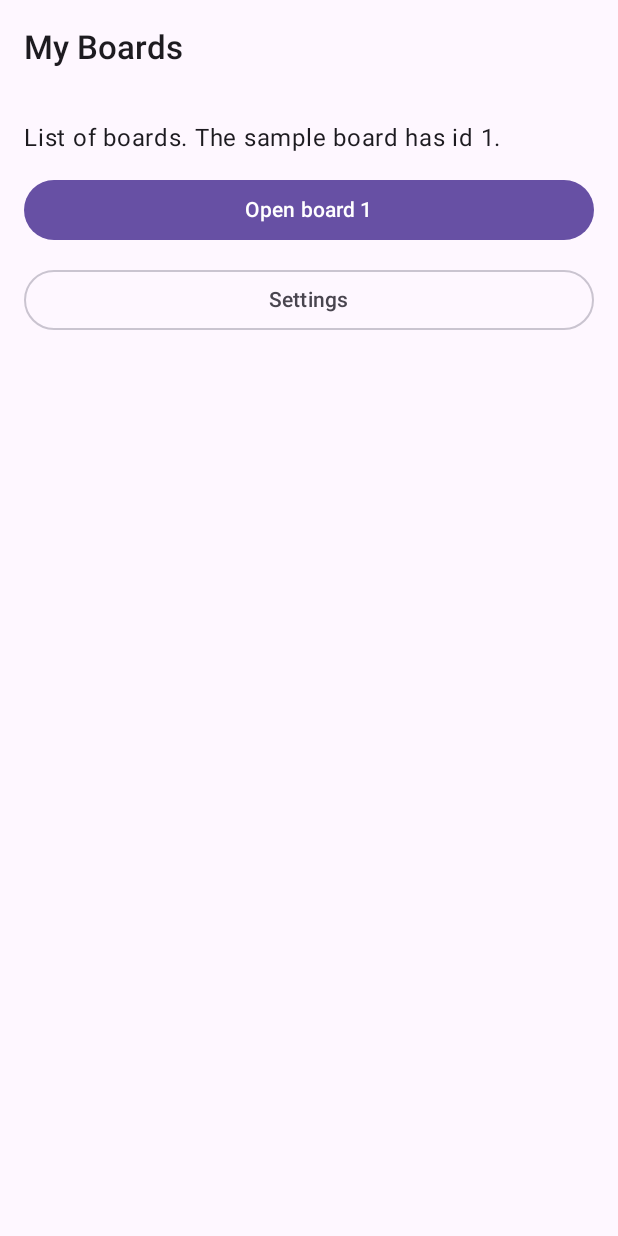
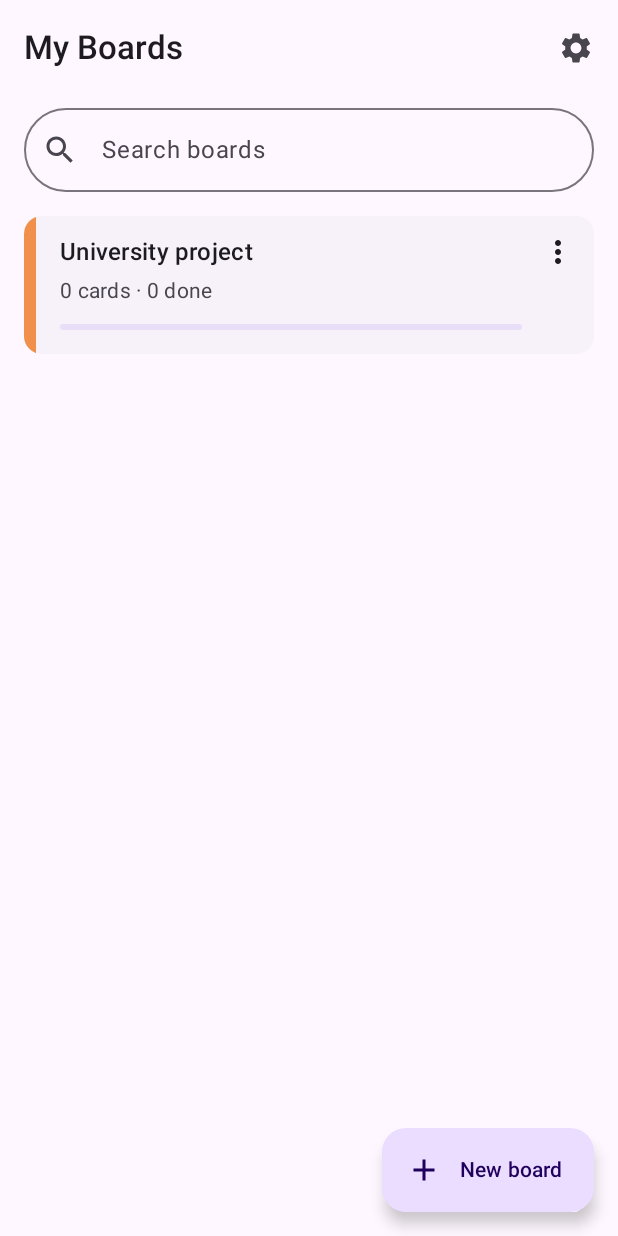
Before and after one commit to vdbora/ManagerProjectApp, an Android app built with Jetpack Compose: the BoardsScreen screen opened through its navigation route, on a phone screen of 412 x 824 dp. Run offline under Robolectric (Android 15) with nearby library versions, the phone set to English and light mode, and no system bars; our stand-ins replace Room's generated code; missing, so only their content is drawn: CompositionLocalProvider; 1 statement that could not run was skipped.

Commit message:
Boards screen: create, rename, delete, search boards

```diff
--- /dev/null
+++ b/app/src/main/java/com/example/managerproject/ui/AppViewModelProvider.kt
@@ -0,0 +1,26 @@
+package com.example.managerproject.ui
+
+import androidx.lifecycle.ViewModelProvider.AndroidViewModelFactory.Companion.APPLICATION_KEY
+import androidx.lifecycle.viewmodel.CreationExtras
+import androidx.lifecycle.viewmodel.initializer
+import androidx.lifecycle.viewmodel.viewModelFactory
+import com.example.managerproject.ManagerApplication
+import com.example.managerproject.ui.boards.BoardsViewModel
+
+/**
+ * Factory that creates every ViewModel of the app with its dependencies
+ * (taken from the AppContainer in ManagerApplication).
+ *
+ * Usage in a screen: viewModel(factory = AppViewModelProvider.Factory)
+ */
+object AppViewModelProvider {
+    val Factory = viewModelFactory {
+        initializer {
+            BoardsViewModel(managerApplication().container.taskRepository)
+        }
+    }
+}
+
+/** Gets the ManagerApplication from the ViewModel creation extras. */
+fun CreationExtras.managerApplication(): ManagerApplication =
+    this[APPLICATION_KEY] as ManagerApplication
--- /dev/null
+++ b/app/src/main/java/com/example/managerproject/ui/boards/BoardsScreen.kt
@@ -0,0 +1,288 @@
+package com.example.managerproject.ui.boards
+
+import androidx.compose.foundation.background
+import androidx.compose.foundation.layout.Arrangement
+import androidx.compose.foundation.layout.Box
+import androidx.compose.foundation.layout.Column
+import androidx.compose.foundation.layout.IntrinsicSize
+import androidx.compose.foundation.layout.PaddingValues
+import androidx.compose.foundation.layout.Row
+import androidx.compose.foundation.layout.Spacer
+import androidx.compose.foundation.layout.fillMaxHeight
+import androidx.compose.foundation.layout.fillMaxSize
+import androidx.compose.foundation.layout.fillMaxWidth
+import androidx.compose.foundation.layout.height
+import androidx.compose.foundation.layout.padding
+import androidx.compose.foundation.layout.size
+import androidx.compose.foundation.layout.width
+import androidx.compose.foundation.lazy.grid.GridCells
+import androidx.compose.foundation.lazy.grid.LazyVerticalGrid
+import androidx.compose.foundation.lazy.grid.items
+import androidx.compose.material.icons.Icons
+import androidx.compose.material.icons.filled.Add
+import androidx.compose.material.icons.filled.Clear
+import androidx.compose.material.icons.filled.Delete
+import androidx.compose.material.icons.filled.Edit
+import androidx.compose.material.icons.filled.MoreVert
+import androidx.compose.material.icons.filled.Search
+import androidx.compose.material.icons.filled.Settings
+import androidx.compose.material.icons.outlined.Dashboard
+import androidx.compose.material3.DropdownMenu
+import androidx.compose.material3.DropdownMenuItem
+import androidx.compose.material3.ElevatedCard
+import androidx.compose.material3.ExperimentalMaterial3Api
+import androidx.compose.material3.ExtendedFloatingActionButton
+import androidx.compose.material3.Icon
+import androidx.compose.material3.IconButton
+import androidx.compose.material3.LinearProgressIndicator
+import androidx.compose.material3.MaterialTheme
+import androidx.compose.material3.OutlinedTextField
+import androidx.compose.material3.Scaffold
+import androidx.compose.material3.Text
+import androidx.compose.material3.TopAppBar
+import androidx.compose.material3.TopAppBarDefaults
+import androidx.compose.runtime.Composable
+import androidx.compose.runtime.getValue
+import androidx.compose.runtime.mutableStateOf
+import androidx.compose.runtime.remember
+import androidx.compose.runtime.setValue
+import androidx.compose.ui.Alignment
+import androidx.compose.ui.Modifier
+import androidx.compose.ui.graphics.StrokeCap
+import androidx.compose.ui.input.nestedscroll.nestedScroll
+import androidx.compose.ui.platform.testTag
+import androidx.compose.ui.text.style.TextAlign
+import androidx.compose.ui.text.style.TextOverflow
+import androidx.compose.ui.unit.dp
+import androidx.lifecycle.compose.collectAsStateWithLifecycle
+import androidx.lifecycle.viewmodel.compose.viewModel
+import com.example.managerproject.data.local.entity.BoardSummary
+import com.example.managerproject.ui.AppViewModelProvider
+import com.example.managerproject.ui.components.BoardColors
+
+/**
+ * Home screen: the list of boards.
+ * This stateful version gets the ViewModel; the stateless [BoardsContent] below only
+ * draws the state it is given, which also makes it easy to preview and test.
+ */
+@Composable
+fun BoardsScreen(
+    onOpenBoard: (Long) -> Unit,
+    onOpenSettings: () -> Unit,
+    viewModel: BoardsViewModel = viewModel(factory = AppViewModelProvider.Factory),
+) {
+    // collectAsStateWithLifecycle stops collecting while the app is in the background
+    val uiState by viewModel.uiState.collectAsStateWithLifecycle()
+
+    BoardsContent(
+        uiState = uiState,
+        onQueryChange = viewModel::onQueryChange,
+        onOpenBoard = onOpenBoard,
+        onOpenSettings = onOpenSettings,
+        onNewBoard = viewModel::showCreateDialog,
+        onRename = viewModel::showRenameDialog,
+        onDelete = viewModel::showDeleteDialog,
+    )
+
+    // Dialogs are part of the UI state, so they survive rotation
+    when (val dialog = uiState.dialog) {
+        BoardDialog.None -> Unit
+        BoardDialog.Create -> BoardNameDialog(
+            title = "New board",
+            confirmLabel = "Create",
+            initialName = "",
+            showColorPicker = true,
+            onConfirm = viewModel::createBoard,
+            onDismiss = viewModel::dismissDialog,
+        )
+        is BoardDialog.Rename -> BoardNameDialog(
+            title = "Rename board",
+            confirmLabel = "Save",
+            initialName = dialog.board.title,
+            showColorPicker = false,
+            onConfirm = { name, _ -> viewModel.renameBoard(dialog.board, name) },
+            onDismiss = viewModel::dismissDialog,
+        )
+        is BoardDialog.Delete -> DeleteBoardDialog(
+            board = dialog.board,
+            onConfirm = { viewModel.deleteBoard(dialog.board) },
+            onDismiss = viewModel::dismissDialog,
+        )
+    }
+}
+
+@OptIn(ExperimentalMaterial3Api::class)
+@Composable
+fun BoardsContent(
+    uiState: BoardsUiState,
+    onQueryChange: (String) -> Unit,
+    onOpenBoard: (Long) -> Unit,
+    onOpenSettings: () -> Unit,
+    onNewBoard: () -> Unit,
+    onRename: (BoardSummary) -> Unit,
+    onDelete: (BoardSummary) -> Unit,
+) {
+    val scrollBehavior = TopAppBarDefaults.pinnedScrollBehavior()
+    Scaffold(
+        modifier = Modifier.nestedScroll(scrollBehavior.nestedScrollConnection),
+        topBar = {
+            TopAppBar(
+                title = { Text("My Boards") },
+                actions = {
+                    IconButton(onClick = onOpenSettings) {
+                        Icon(Icons.Filled.Settings, contentDescription = "Settings")
+                    }
+                },
+                scrollBehavior = scrollBehavior,
+            )
+        },
+        floatingActionButton = {
+            ExtendedFloatingActionButton(
+                onClick = onNewBoard,
+                icon = { Icon(Icons.Filled.Add, contentDescription = null) },
+                text = { Text("New board") },
+                modifier = Modifier.testTag("new_board_fab"),
+            )
+        },
+    ) { innerPadding ->
+        Column(Modifier.padding(innerPadding).fillMaxSize()) {
+            // Search: filters boards by title with a LIKE query in Room
+            OutlinedTextField(
+                value = uiState.query,
+                onValueChange = onQueryChange,
+                placeholder = { Text("Search boards") },
+                leadingIcon = { Icon(Icons.Filled.Search, contentDescription = null) },
+                trailingIcon = {
+                    if (uiState.query.isNotEmpty()) {
+                        IconButton(onClick = { onQueryChange("") }) {
+                            Icon(Icons.Filled.Clear, contentDescription = "Clear search")
+                        }
+                    }
+                },
+                singleLine = true,
+                shape = MaterialTheme.shapes.extraLarge,
+                modifier = Modifier
+                    .fillMaxWidth()
+                    .padding(horizontal = 16.dp, vertical = 8.dp),
+            )
+
+            when {
+                uiState.isLoading -> Unit
+                uiState.boards.isEmpty() -> EmptyBoards(isSearch = uiState.isSearchEmpty)
+                else -> LazyVerticalGrid(
+                    // One column on a phone in portrait, 2–3 columns when there is more width
+                    columns = GridCells.Adaptive(minSize = 300.dp),
+                    contentPadding = PaddingValues(start = 16.dp, end = 16.dp, top = 8.dp, bottom = 96.dp),
+                    horizontalArrangement = Arrangement.spacedBy(12.dp),
+                    verticalArrangement = Arrangement.spacedBy(12.dp),
+                    modifier = Modifier.fillMaxSize(),
+                ) {
+                    items(uiState.boards, key = { it.id }) { board ->
+                        BoardCard(
+                            board = board,
+                            onClick = { onOpenBoard(board.id) },
+                            onRename = { onRename(board) },
+                            onDelete = { onDelete(board) },
+                        )
+                    }
+                }
+            }
+        }
+    }
+}
+
+/** One board in the list: colour strip, title, card counts, progress and a menu. */
+@Composable
+private fun BoardCard(
+    board: BoardSummary,
+    onClick: () -> Unit,
+    onRename: () -> Unit,
+    onDelete: () -> Unit,
+) {
+    var menuOpen by remember { mutableStateOf(false) }
+    ElevatedCard(
+        onClick = onClick,
+        shape = MaterialTheme.shapes.medium,
+        modifier = Modifier.fillMaxWidth().testTag("board_${board.title}"),
+    ) {
+        Row(Modifier.height(IntrinsicSize.Min)) {
+            Box(
+                Modifier
+                    .width(8.dp)
+                    .fillMaxHeight()
+                    .background(BoardColors.parse(board.colorHex))
+            )
+            Column(
+                Modifier
+                    .weight(1f)
+                    .padding(start = 16.dp, top = 12.dp, bottom = 16.dp)
+            ) {
+                Text(
+                    board.title,
+                    style = MaterialTheme.typography.titleMedium,
+                    maxLines = 2,
+                    overflow = TextOverflow.Ellipsis,
+                )
+                Spacer(Modifier.height(4.dp))
+                Text(
+                    "${board.cardCount} cards · ${board.doneCount} done",
+                    style = MaterialTheme.typography.bodyMedium,
+                    color = MaterialTheme.colorScheme.onSurfaceVariant,
+                )
+                Spacer(Modifier.height(12.dp))
+                LinearProgressIndicator(
+                    progress = { board.progress },
+                    strokeCap = StrokeCap.Round,
+                    drawStopIndicator = {},
+                    modifier = Modifier.fillMaxWidth(),
+                )
+            }
+            Box {
+                IconButton(onClick = { menuOpen = true }) {
+                    Icon(Icons.Filled.MoreVert, contentDescription = "More options for ${board.title}")
+                }
+                DropdownMenu(expanded = menuOpen, onDismissRequest = { menuOpen = false }) {
+                    DropdownMenuItem(
+                        text = { Text("Rename") },
+                        leadingIcon = { Icon(Icons.Filled.Edit, contentDescription = null) },
+                        onClick = { menuOpen = false; onRename() },
+                    )
+                    DropdownMenuItem(
+                        text = { Text("Delete") },
+                        leadingIcon = { Icon(Icons.Filled.Delete, contentDescription = null) },
+                        onClick = { menuOpen = false; onDelete() },
+                    )
+                }
+            }
+        }
+    }
+}
+
+/** Shown when there are no boards, or when the search finds nothing. */
+@Composable
+private fun EmptyBoards(isSearch: Boolean) {
+    Column(
+        modifier = Modifier.fillMaxSize().padding(32.dp),
+        horizontalAlignment = Alignment.CenterHorizontally,
+        verticalArrangement = Arrangement.Center,
+    ) {
+        Icon(
+            Icons.Outlined.Dashboard,
+            contentDescription = null,
+            tint = MaterialTheme.colorScheme.primary,
+            modifier = Modifier.size(64.dp),
+        )
+        Spacer(Modifier.height(16.dp))
+        Text(
+            if (isSearch) "No boards match your search" else "No boards yet",
+            style = MaterialTheme.typography.titleMedium,
+        )
+        Spacer(Modifier.height(4.dp))
+        Text(
+            if (isSearch) "Try a different word." else "Tap \"New board\" to create your first one.",
+            style = MaterialTheme.typography.bodyMedium,
+            color = MaterialTheme.colorScheme.onSurfaceVariant,
+            textAlign = TextAlign.Center,
+        )
+    }
+}
--- /dev/null
+++ b/app/src/main/java/com/example/managerproject/ui/boards/BoardsViewModel.kt
@@ -0,0 +1,104 @@
+package com.example.managerproject.ui.boards
+
+import androidx.lifecycle.ViewModel
+import androidx.lifecycle.viewModelScope
+import com.example.managerproject.data.local.entity.BoardEntity
+import com.example.managerproject.data.local.entity.BoardSummary
+import com.example.managerproject.data.repository.TaskRepository
+import kotlinx.coroutines.ExperimentalCoroutinesApi
+import kotlinx.coroutines.flow.MutableStateFlow
+import kotlinx.coroutines.flow.SharingStarted
+import kotlinx.coroutines.flow.StateFlow
+import kotlinx.coroutines.flow.combine
+import kotlinx.coroutines.flow.flatMapLatest
+import kotlinx.coroutines.flow.stateIn
+import kotlinx.coroutines.launch
+
+/** Which dialog is open on the Boards screen. */
+sealed interface BoardDialog {
+    data object None : BoardDialog
+    data object Create : BoardDialog
+    data class Rename(val board: BoardSummary) : BoardDialog
+    data class Delete(val board: BoardSummary) : BoardDialog
+}
+
+/** Everything the Boards screen needs to draw itself. */
+data class BoardsUiState(
+    val boards: List<BoardSummary> = emptyList(),
+    val query: String = "",
+    val dialog: BoardDialog = BoardDialog.None,
+    val isLoading: Boolean = true,
+)
+
+/**
+ * State holder for the Boards (home) screen.
+ *
+ * Unidirectional data flow: the screen calls the event functions below,
+ * the ViewModel updates the database or its own state, and the new BoardsUiState
+ * flows back down to the screen through [uiState].
+ */
+@OptIn(ExperimentalCoroutinesApi::class)
+class BoardsViewModel(private val repository: TaskRepository) : ViewModel() {
+
+    private val query = MutableStateFlow("")
+    private val dialog = MutableStateFlow<BoardDialog>(BoardDialog.None)
+
+    // When the search text changes, switch to a new database query (flatMapLatest)
+    private val boards = query.flatMapLatest { repository.observeBoards(it) }
+
+    val uiState: StateFlow<BoardsUiState> =
+        combine(boards, query, dialog) { boards, query, dialog ->
+            BoardsUiState(boards = boards, query = query, dialog = dialog, isLoading = false)
+        }.stateIn(
+            scope = viewModelScope,
+            // Keep the query alive for 5 s after the screen stops, so a rotation does not restart it
+            started = SharingStarted.WhileSubscribed(5_000),
+            initialValue = BoardsUiState(),
+        )
+
+    // ---------- Events from the UI ----------
+
+    fun onQueryChange(text: String) {
+        query.value = text
+    }
+
+    fun showCreateDialog() { dialog.value = BoardDialog.Create }
+    fun showRenameDialog(board: BoardSummary) { dialog.value = BoardDialog.Rename(board) }
+    fun showDeleteDialog(board: BoardSummary) { dialog.value = BoardDialog.Delete(board) }
+    fun dismissDialog() { dialog.value = BoardDialog.None }
+
+    /** CREATE. The dialog already checked that the title is not blank. */
+    fun createBoard(title: String, colorHex: String) {
+        if (title.isBlank()) return
+        viewModelScope.launch {
+            repository.createBoard(title, colorHex)
+            dismissDialog()
+        }
+    }
+
+    /** UPDATE: rename. */
+    fun renameBoard(board: BoardSummary, newTitle: String) {
+        if (newTitle.isBlank()) return
+        viewModelScope.launch {
+            repository.renameBoard(board.toEntity(), newTitle)
+            dismissDialog()
+        }
+    }
+
+    /** DELETE: also removes the board's columns and cards (CASCADE). */
+    fun deleteBoard(board: BoardSummary) {
+        viewModelScope.launch {
+            repository.deleteBoard(board.toEntity())
+            dismissDialog()
+        }
+    }
+
+    private fun BoardSummary.toEntity() =
+        BoardEntity(id = id, title = title, colorHex = colorHex, createdAt = createdAt)
+}
+
+/** Helper used by the UI and the tests: is the board list empty because of the search? */
+val BoardsUiState.isSearchEmpty: Boolean get() = boards.isEmpty() && query.isNotBlank()
+
+/** Progress 0..1 for the bar on a board card. */
+val BoardSummary.progress: Float get() = if (cardCount == 0) 0f else doneCount.toFloat() / cardCount
--- /dev/null
+++ b/app/src/main/java/com/example/managerproject/ui/components/BoardColors.kt
@@ -0,0 +1,20 @@
+package com.example.managerproject.ui.components
+
+import androidx.compose.ui.graphics.Color
+
+/** Colours a user can pick for a board (shown as the strip on the board card). */
+object BoardColors {
+    val options = listOf(
+        "#F0904A", // soft orange (app accent)
+        "#E57373", // red
+        "#9575CD", // purple
+        "#66BB6A", // green
+        "#4FC3F7", // light blue
+        "#FFD54F", // yellow
+    )
+
+    /** "#RRGGBB" -> Color. Falls back to the accent if the text is not a valid colour. */
+    fun parse(hex: String): Color =
+        runCatching { Color(android.graphics.Color.parseColor(hex)) }
+            .getOrDefault(Color(0xFFF0904A))
+}
--- a/app/src/main/java/com/example/managerproject/ui/navigation/AppNavHost.kt
+++ b/app/src/main/java/com/example/managerproject/ui/navigation/AppNavHost.kt
@@ -14,6 +14,7 @@ import androidx.navigation.compose.NavHost
 import androidx.navigation.compose.composable
 import androidx.navigation.compose.rememberNavController
 import androidx.navigation.navArgument
+import com.example.managerproject.ui.boards.BoardsScreen
 import com.example.managerproject.ui.navigation.AppDestinations.Args
 import com.example.managerproject.ui.screens.TempAction
 import com.example.managerproject.ui.screens.TemporaryScreen
@@ -64,13 +65,9 @@ fun AppNavHost(
 
         // ---------- Boards (home) ----------
         composable(AppDestinations.BOARDS) {
-            TemporaryScreen(
-                title = "My Boards",
-                description = "List of boards. The sample board has id 1.",
-                actions = listOf(
-                    TempAction("Open board 1") { navController.navigate(AppDestinations.board(1)) },
-                    TempAction("Settings") { navController.navigate(AppDestinations.SETTINGS) },
-                ),
+            BoardsScreen(
+                onOpenBoard = { boardId -> navController.navigate(AppDestinations.board(boardId)) },
+                onOpenSettings = { navController.navigate(AppDestinations.SETTINGS) },
             )
         }
 
```
Also changed, not shown: app/src/main/java/com/example/managerproject/ui/boards/BoardDialogs.kt (added, +143 -0 lines).
